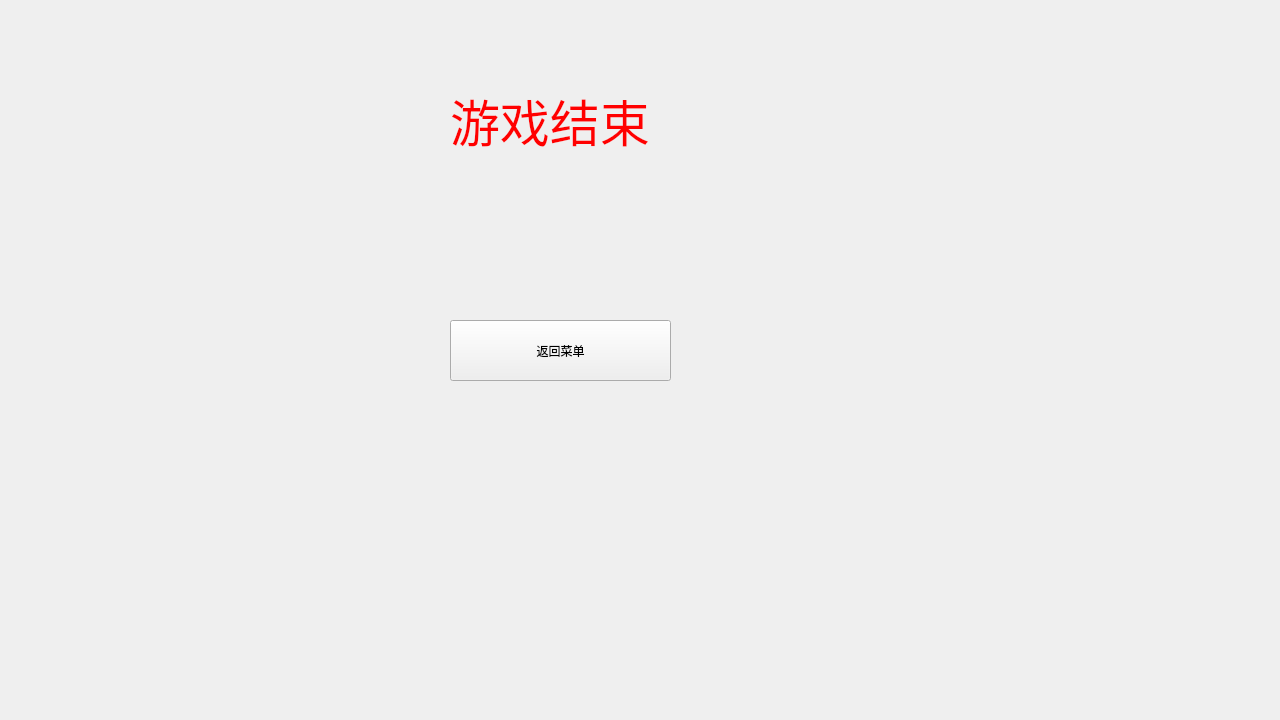
This is client/windows/resultwindow.ui in HFDLYS/HeartstringsResonance as Qt 5 draws it before an edit. The edited form follows.
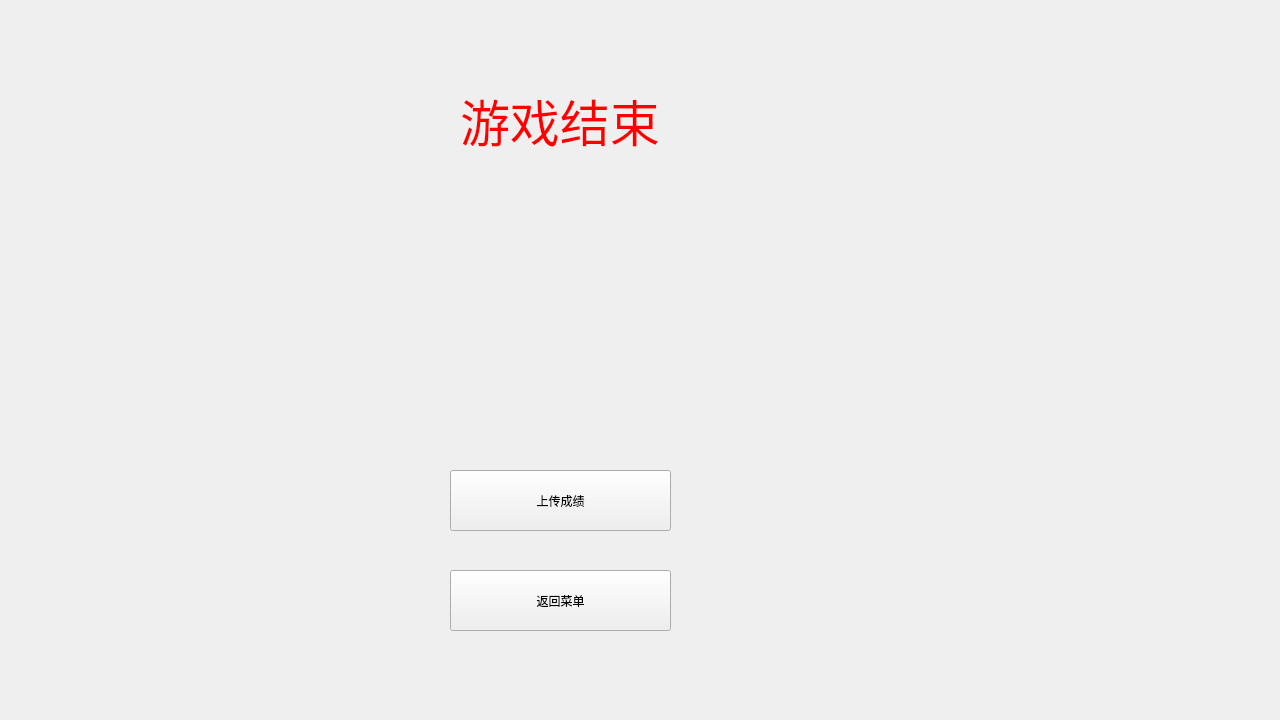
This is the edited form. Icons and pictures are not drawn.

Commit message: feat: 鱼鱼

Diff of the .ui file:
```diff
--- a/client/windows/resultwindow.ui
+++ b/client/windows/resultwindow.ui
@@ -29,11 +29,14 @@
     <property name="geometry">
      <rect>
       <x>450</x>
-      <y>320</y>
+      <y>570</y>
       <width>221</width>
       <height>61</height>
      </rect>
     </property>
+    <property name="layoutDirection">
+     <enum>Qt::LayoutDirection::LeftToRight</enum>
+    </property>
     <property name="text">
      <string>返回菜单</string>
     </property>
@@ -41,9 +44,9 @@
    <widget class="QLabel" name="label">
     <property name="geometry">
      <rect>
-      <x>450</x>
+      <x>460</x>
       <y>70</y>
-      <width>241</width>
+      <width>301</width>
       <height>101</height>
      </rect>
     </property>
@@ -58,6 +61,22 @@
      <string>游戏结束</string>
     </property>
    </widget>
+   <widget class="QPushButton" name="btnUpdate">
+    <property name="geometry">
+     <rect>
+      <x>450</x>
+      <y>470</y>
+      <width>221</width>
+      <height>61</height>
+     </rect>
+    </property>
+    <property name="styleSheet">
+     <string notr="true">background-image: url(:/images/resultwindow/result_background.png);</string>
+    </property>
+    <property name="text">
+     <string>上传成绩</string>
+    </property>
+   </widget>
   </widget>
  </widget>
  <resources/>
```
